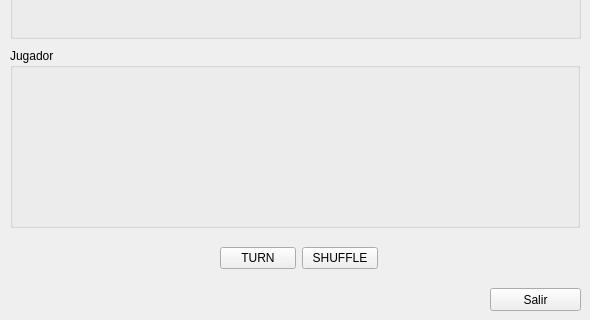
Before: the Qt Designer form lib/gui.ui in camador/poker_trainer, drawn with Qt 5; both pictures show x 0 to 590 and y 152 to 472 of the 590 by 472 pixel window.
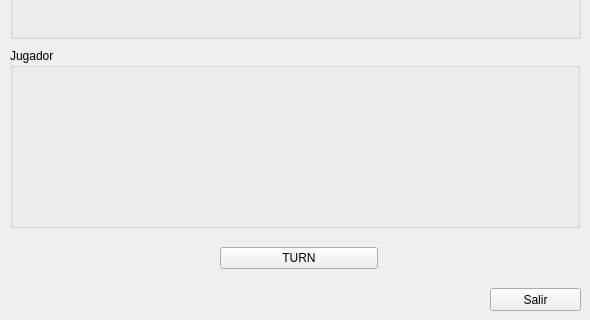
After: the same form once the commit is applied. Icons and pictures are not drawn.

Commit message: Los botones Shuffle y Turn han sido unificados (pbtPaso) y se le ha asignado Espacio como tecla de acceso rápido. Al botón Salir se le ha asignado Escape

Diff of the .ui file:
```diff
--- a/lib/gui.ui
+++ b/lib/gui.ui
@@ -42,12 +42,8 @@
        <property name="text">
         <string>TURN</string>
        </property>
-      </widget>
-     </item>
-     <item>
-      <widget class="QPushButton" name="pbtShuffle">
-       <property name="text">
-        <string>SHUFFLE</string>
+       <property name="shortcut">
+        <string>Space</string>
        </property>
       </widget>
      </item>
```
Left out of the diff: 6 changed lines with no effect on the pictures.
